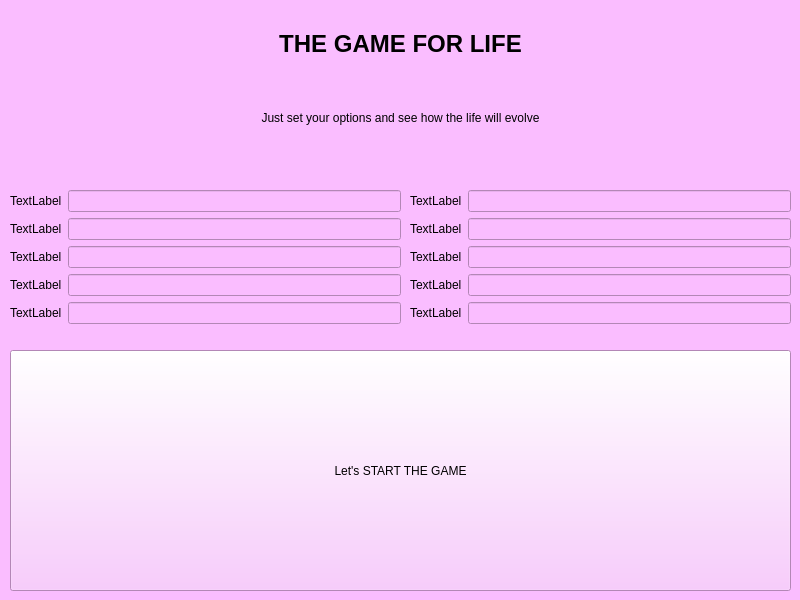
Old version of the form src/init/init_ui.ui in the repository m9rc1n/life.
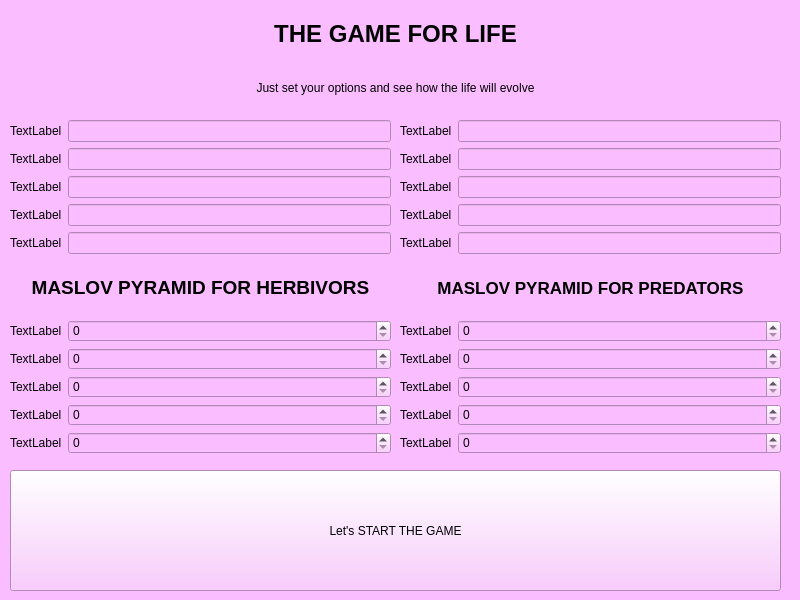
New version of the form.

Commit message: Pyramid dodana w ui

Diff of the .ui file:
```diff
--- a/src/init/init_ui.ui
+++ b/src/init/init_ui.ui
@@ -21,8 +21,8 @@
     <rect>
      <x>10</x>
      <y>10</y>
-     <width>781</width>
-     <height>141</height>
+     <width>771</width>
+     <height>101</height>
     </rect>
    </property>
    <layout class="QVBoxLayout" name="verticalLayout">
@@ -60,9 +60,9 @@
    <property name="geometry">
     <rect>
      <x>10</x>
-     <y>190</y>
-     <width>391</width>
-     <height>151</height>
+     <y>120</y>
+     <width>381</width>
+     <height>141</height>
     </rect>
    </property>
    <layout class="QFormLayout" name="formLayout">
@@ -121,10 +121,10 @@
   <widget class="QWidget" name="formLayoutWidget_2">
    <property name="geometry">
     <rect>
-     <x>410</x>
-     <y>190</y>
+     <x>400</x>
+     <y>120</y>
      <width>381</width>
-     <height>151</height>
+     <height>141</height>
     </rect>
    </property>
    <layout class="QFormLayout" name="formLayout_3">
@@ -187,9 +187,9 @@
    <property name="geometry">
     <rect>
      <x>10</x>
-     <y>350</y>
-     <width>781</width>
-     <height>241</height>
+     <y>470</y>
+     <width>771</width>
+     <height>121</height>
     </rect>
    </property>
    <layout class="QGridLayout" name="gridLayout">
@@ -208,6 +208,196 @@
     </item>
    </layout>
   </widget>
+  <widget class="QWidget" name="formLayoutWidget_3">
+   <property name="geometry">
+    <rect>
+     <x>10</x>
+     <y>320</y>
+     <width>381</width>
+     <height>141</height>
+    </rect>
+   </property>
+   <layout class="QFormLayout" name="formLayout_2">
+    <property name="fieldGrowthPolicy">
+     <enum>QFormLayout::AllNonFixedFieldsGrow</enum>
+    </property>
+    <item row="0" column="0">
+     <widget class="QLabel" name="label_13">
+      <property name="text">
+       <string>TextLabel</string>
+      </property>
+     </widget>
+    </item>
+    <item row="1" column="0">
+     <widget class="QLabel" name="label_14">
+      <property name="text">
+       <string>TextLabel</string>
+      </property>
+     </widget>
+    </item>
+    <item row="2" column="0">
+     <widget class="QLabel" name="label_15">
+      <property name="text">
+       <string>TextLabel</string>
+      </property>
+     </widget>
+    </item>
+    <item row="3" column="0">
+     <widget class="QLabel" name="label_16">
+      <property name="text">
+       <string>TextLabel</string>
+      </property>
+     </widget>
+    </item>
+    <item row="4" column="0">
+     <widget class="QLabel" name="label_17">
+      <property name="text">
+       <string>TextLabel</string>
+      </property>
+     </widget>
+    </item>
+    <item row="0" column="1">
+     <widget class="QSpinBox" name="spinBox"/>
+    </item>
+    <item row="1" column="1">
+     <widget class="QSpinBox" name="spinBox_2"/>
+    </item>
+    <item row="2" column="1">
+     <widget class="QSpinBox" name="spinBox_3"/>
+    </item>
+    <item row="3" column="1">
+     <widget class="QSpinBox" name="spinBox_4"/>
+    </item>
+    <item row="4" column="1">
+     <widget class="QSpinBox" name="spinBox_5"/>
+    </item>
+   </layout>
+  </widget>
+  <widget class="QWidget" name="verticalLayoutWidget_2">
+   <property name="geometry">
+    <rect>
+     <x>10</x>
+     <y>270</y>
+     <width>381</width>
+     <height>35</height>
+    </rect>
+   </property>
+   <layout class="QVBoxLayout" name="verticalLayout_2">
+    <item>
+     <widget class="QLabel" name="label_23">
+      <property name="font">
+       <font>
+        <family>Cantarell</family>
+        <pointsize>14</pointsize>
+        <weight>75</weight>
+        <bold>true</bold>
+       </font>
+      </property>
+      <property name="text">
+       <string>MASLOV PYRAMID FOR HERBIVORS</string>
+      </property>
+      <property name="alignment">
+       <set>Qt::AlignCenter</set>
+      </property>
+     </widget>
+    </item>
+   </layout>
+  </widget>
+  <widget class="QWidget" name="verticalLayoutWidget_3">
+   <property name="geometry">
+    <rect>
+     <x>400</x>
+     <y>270</y>
+     <width>381</width>
+     <height>35</height>
+    </rect>
+   </property>
+   <layout class="QVBoxLayout" name="verticalLayout_3">
+    <item>
+     <widget class="QLabel" name="label_24">
+      <property name="font">
+       <font>
+        <family>Cantarell</family>
+        <pointsize>13</pointsize>
+        <weight>75</weight>
+        <bold>true</bold>
+       </font>
+      </property>
+      <property name="text">
+       <string>MASLOV PYRAMID FOR PREDATORS</string>
+      </property>
+      <property name="alignment">
+       <set>Qt::AlignCenter</set>
+      </property>
+     </widget>
+    </item>
+   </layout>
+  </widget>
+  <widget class="QWidget" name="formLayoutWidget_4">
+   <property name="geometry">
+    <rect>
+     <x>400</x>
+     <y>320</y>
+     <width>381</width>
+     <height>141</height>
+    </rect>
+   </property>
+   <layout class="QFormLayout" name="formLayout_4">
+    <property name="fieldGrowthPolicy">
+     <enum>QFormLayout::AllNonFixedFieldsGrow</enum>
+    </property>
+    <item row="0" column="0">
+     <widget class="QLabel" name="label_18">
+      <property name="text">
+       <string>TextLabel</string>
+      </property>
+     </widget>
+    </item>
+    <item row="1" column="0">
+     <widget class="QLabel" name="label_19">
+      <property name="text">
+       <string>TextLabel</string>
+      </property>
+     </widget>
+    </item>
+    <item row="2" column="0">
+     <widget class="QLabel" name="label_20">
+      <property name="text">
+       <string>TextLabel</string>
+      </property>
+     </widget>
+    </item>
+    <item row="3" column="0">
+     <widget class="QLabel" name="label_21">
+      <property name="text">
+       <string>TextLabel</string>
+      </property>
+     </widget>
+    </item>
+    <item row="4" column="0">
+     <widget class="QLabel" name="label_22">
+      <property name="text">
+       <string>TextLabel</string>
+      </property>
+     </widget>
+    </item>
+    <item row="0" column="1">
+     <widget class="QSpinBox" name="spinBox_6"/>
+    </item>
+    <item row="1" column="1">
+     <widget class="QSpinBox" name="spinBox_7"/>
+    </item>
+    <item row="2" column="1">
+     <widget class="QSpinBox" name="spinBox_8"/>
+    </item>
+    <item row="3" column="1">
+     <widget class="QSpinBox" name="spinBox_9"/>
+    </item>
+    <item row="4" column="1">
+     <widget class="QSpinBox" name="spinBox_10"/>
+    </item>
+   </layout>
+  </widget>
  </widget>
  <resources/>
  <connections/>
```
The commit also changes 2 other files.
